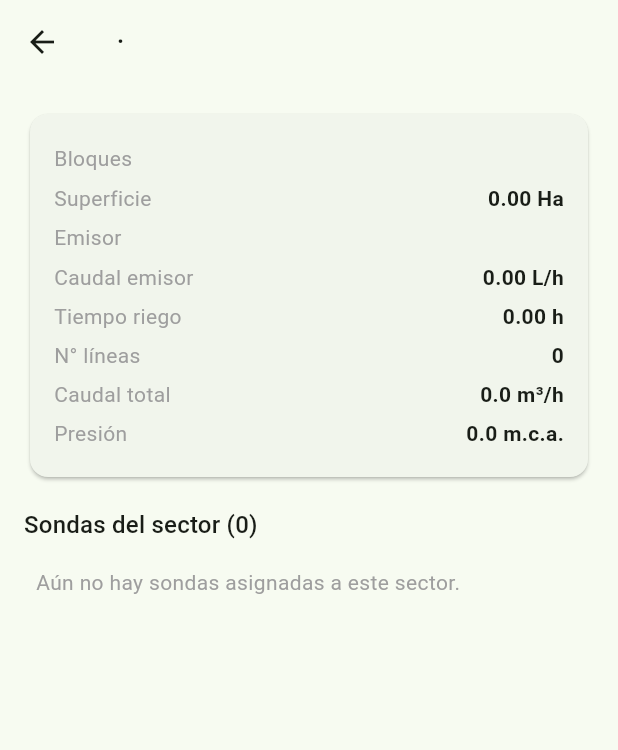
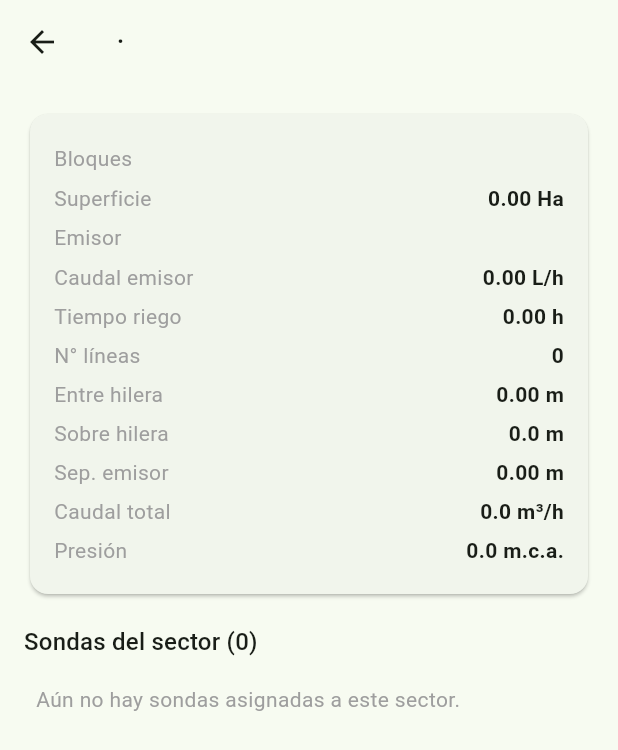
Before and after one commit to lalolpp/medidor-humedad-riego, a Flutter app: the SectorDetailScreen screen opened directly with empty values, on a phone screen of 412 x 824 dp. Shown: the top 750 px of the screen. Run offline on Flutter 3.47's test engine with Material 3 defaults, Android fonts, the phone set to English and light mode, and no system bars; our stand-ins replace cloud_firestore, firebase_auth, firebase_core, fl_chart, flutter_blue_plus, share_plus; missing offline and left inert: dart:html; accounts and stored records are empty.

Commit message:
Logo Nicolini en icono y dashboard, y datos reales del predio (sectores, cultivos, equipamiento)

```diff
--- a/app/lib/models/crop.dart
+++ b/app/lib/models/crop.dart
@@ -7,6 +7,11 @@ class Crop {
   final double minTemp;
   final double maxTemp;
   final double irrigateBelow;
+  final double? kc;
+  final double? etpMmDay;
+  final double? etActualMmDay;
+  final double? efficiencyPct;
+  final double? laminaBrutaMmDay;
   final DateTime? createdAt;
 
   const Crop({
@@ -18,6 +23,11 @@ class Crop {
     this.minTemp = 8,
     this.maxTemp = 32,
     this.irrigateBelow = 35,
+    this.kc,
+    this.etpMmDay,
+    this.etActualMmDay,
+    this.efficiencyPct,
+    this.laminaBrutaMmDay,
     this.createdAt,
   });
 
@@ -31,6 +41,11 @@ class Crop {
       minTemp: (data['minTemp'] as num?)?.toDouble() ?? 8,
       maxTemp: (data['maxTemp'] as num?)?.toDouble() ?? 32,
       irrigateBelow: (data['irrigateBelow'] as num?)?.toDouble() ?? 35,
+      kc: (data['kc'] as num?)?.toDouble(),
+      etpMmDay: (data['etpMmDay'] as num?)?.toDouble(),
+      etActualMmDay: (data['etActualMmDay'] as num?)?.toDouble(),
+      efficiencyPct: (data['efficiencyPct'] as num?)?.toDouble(),
+      laminaBrutaMmDay: (data['laminaBrutaMmDay'] as num?)?.toDouble(),
       createdAt: data['createdAt'] != null
           ? DateTime.tryParse(data['createdAt'] as String)
           : null,
@@ -45,6 +60,11 @@ class Crop {
         'minTemp': minTemp,
         'maxTemp': maxTemp,
         'irrigateBelow': irrigateBelow,
+        if (kc != null) 'kc': kc,
+        if (etpMmDay != null) 'etpMmDay': etpMmDay,
+        if (etActualMmDay != null) 'etActualMmDay': etActualMmDay,
+        if (efficiencyPct != null) 'efficiencyPct': efficiencyPct,
+        if (laminaBrutaMmDay != null) 'laminaBrutaMmDay': laminaBrutaMmDay,
         'createdAt': createdAt?.toIso8601String(),
       };
 }
--- a/app/lib/models/field.dart
+++ b/app/lib/models/field.dart
@@ -5,6 +5,11 @@ class Field {
   final double? lat;
   final double? lon;
   final String? cropId;
+  final String? pumpModel;
+  final String? pumpHp;
+  final String? filterType;
+  final String? filterInches;
+  final String? filterModel;
   final DateTime? createdAt;
 
   const Field({
@@ -14,6 +19,11 @@ class Field {
     this.lat,
     this.lon,
     this.cropId,
+    this.pumpModel,
+    this.pumpHp,
+    this.filterType,
+    this.filterInches,
+    this.filterModel,
     this.createdAt,
   });
 
@@ -25,6 +35,11 @@ class Field {
       lat: (data['lat'] as num?)?.toDouble(),
       lon: (data['lon'] as num?)?.toDouble(),
       cropId: data['cropId'] as String?,
+      pumpModel: data['pumpModel'] as String?,
+      pumpHp: data['pumpHp'] as String?,
+      filterType: data['filterType'] as String?,
+      filterInches: data['filterInches'] as String?,
+      filterModel: data['filterModel'] as String?,
       createdAt: data['createdAt'] != null
           ? DateTime.tryParse(data['createdAt'] as String)
           : null,
--- a/app/lib/models/sector.dart
+++ b/app/lib/models/sector.dart
@@ -12,6 +12,9 @@ class Sector {
   final int? numLines;
   final double? totalFlowM3h;
   final double? pressureMca;
+  final double? rowSpacing;
+  final double? inRowSpacing;
+  final double? emitterSpacing;
   final String? cropId;
 
   const Sector({
@@ -28,6 +31,9 @@ class Sector {
     this.numLines,
     this.totalFlowM3h,
     this.pressureMca,
+    this.rowSpacing,
+    this.inRowSpacing,
+    this.emitterSpacing,
     this.cropId,
   });
 
@@ -46,6 +52,9 @@ class Sector {
       numLines: (data['numLines'] as num?)?.toInt(),
       totalFlowM3h: (data['totalFlowM3h'] as num?)?.toDouble(),
       pressureMca: (data['pressureMca'] as num?)?.toDouble(),
+      rowSpacing: (data['rowSpacing'] as num?)?.toDouble(),
+      inRowSpacing: (data['inRowSpacing'] as num?)?.toDouble(),
+      emitterSpacing: (data['emitterSpacing'] as num?)?.toDouble(),
       cropId: data['cropId'] as String?,
     );
   }
@@ -63,6 +72,9 @@ class Sector {
         if (numLines != null) 'numLines': numLines,
         if (totalFlowM3h != null) 'totalFlowM3h': totalFlowM3h,
         if (pressureMca != null) 'pressureMca': pressureMca,
+        if (rowSpacing != null) 'rowSpacing': rowSpacing,
+        if (inRowSpacing != null) 'inRowSpacing': inRowSpacing,
+        if (emitterSpacing != null) 'emitterSpacing': emitterSpacing,
         if (cropId != null) 'cropId': cropId,
       };
 }
--- a/app/lib/screens/sector_detail_screen.dart
+++ b/app/lib/screens/sector_detail_screen.dart
@@ -57,6 +57,10 @@ class _SectorDetailScreenState extends State<SectorDetailScreen> {
         padding: const EdgeInsets.all(16),
         children: [
           _infoCard(s),
+          if (widget.crop != null) ...[
+            const SizedBox(height: 16),
+            _cropCard(widget.crop!),
+          ],
           const SizedBox(height: 16),
           Text('Sondas del sector (${widget.devices.length})',
               style: Theme.of(context).textTheme.titleMedium),
@@ -140,6 +144,12 @@ class _SectorDetailScreenState extends State<SectorDetailScreen> {
       if (s.irrigationTimeH != null)
         ('Tiempo riego', '${s.irrigationTimeH!.toStringAsFixed(2)} h'),
       if (s.numLines != null) ('N° líneas', '${s.numLines}'),
+      if (s.rowSpacing != null)
+        ('Entre hilera', '${s.rowSpacing!.toStringAsFixed(2)} m'),
+      if (s.inRowSpacing != null)
+        ('Sobre hilera', '${s.inRowSpacing!.toStringAsFixed(1)} m'),
+      if (s.emitterSpacing != null)
+        ('Sep. emisor', '${s.emitterSpacing!.toStringAsFixed(2)} m'),
       if (s.totalFlowM3h != null)
         ('Caudal total', '${s.totalFlowM3h!.toStringAsFixed(1)} m³/h'),
       if (s.pressureMca != null)
@@ -152,6 +162,60 @@ class _SectorDetailScreenState extends State<SectorDetailScreen> {
         child: Column(
           crossAxisAlignment: CrossAxisAlignment.start,
           children: [
+            for (final (label, value) in rows)
+              Padding(
+                padding: const EdgeInsets.symmetric(vertical: 3),
+                child: Row(
+                  mainAxisAlignment: MainAxisAlignment.spaceBetween,
+                  children: [
+                    Text(label,
+                        style: Theme.of(context)
+                            .textTheme
+                            .bodyMedium
+                            ?.copyWith(color: Colors.grey)),
+                    Text(value,
+                        style: const TextStyle(fontWeight: FontWeight.w600)),
+                  ],
+                ),
+              ),
+          ],
+        ),
+      ),
+    );
+  }
+
+  Widget _cropCard(Crop crop) {
+    final rows = <(String, String)>[
+      ('Especie/Variedad', crop.name),
+      if (crop.kc != null) ('Coef. cultivo (Kc)', '${crop.kc}'),
+      if (crop.etpMmDay != null)
+        ('ET potencial', '${crop.etpMmDay!.toStringAsFixed(1)} mm/día'),
+      if (crop.etActualMmDay != null)
+        ('ET actual', '${crop.etActualMmDay!.toStringAsFixed(2)} mm/día'),
+      if (crop.efficiencyPct != null)
+        ('Eficiencia aplicación', '${crop.efficiencyPct!.toStringAsFixed(0)}%'),
+      if (crop.laminaBrutaMmDay != null)
+        ('Lámina bruta a reponer',
+            '${crop.laminaBrutaMmDay!.toStringAsFixed(1)} mm/día'),
+      if (crop.irrigateBelow > 0)
+        ('Riego sugerido bajo', '< ${crop.irrigateBelow.toStringAsFixed(0)}%'),
+    ];
+
+    return Card(
+      child: Padding(
+        padding: const EdgeInsets.all(16),
+        child: Column(
+          crossAxisAlignment: CrossAxisAlignment.start,
+          children: [
+            Row(
+              children: [
+                const Icon(Icons.eco_outlined, color: Colors.green),
+                const SizedBox(width: 8),
+                Text('Datos del cultivo',
+                    style: Theme.of(context).textTheme.titleMedium),
+              ],
+            ),
+            const SizedBox(height: 8),
             for (final (label, value) in rows)
               Padding(
                 padding: const EdgeInsets.symmetric(vertical: 3),
--- a/app/pubspec.yaml
+++ b/app/pubspec.yaml
@@ -67,6 +67,9 @@ flutter:
   # the material Icons class.
   uses-material-design: true
 
+  assets:
+    - assets/logo.png
+
   # To add assets to your application, add an assets section, like this:
   # assets:
   #   - images/a_dot_burr.jpeg
```
Also changed, not shown: app/lib/services/cloud_service.dart (+106 -35 lines), app/lib/widgets/smart_dashboard.dart (+74 -11 lines), app/assets/logo.png (added), 5 other files.
